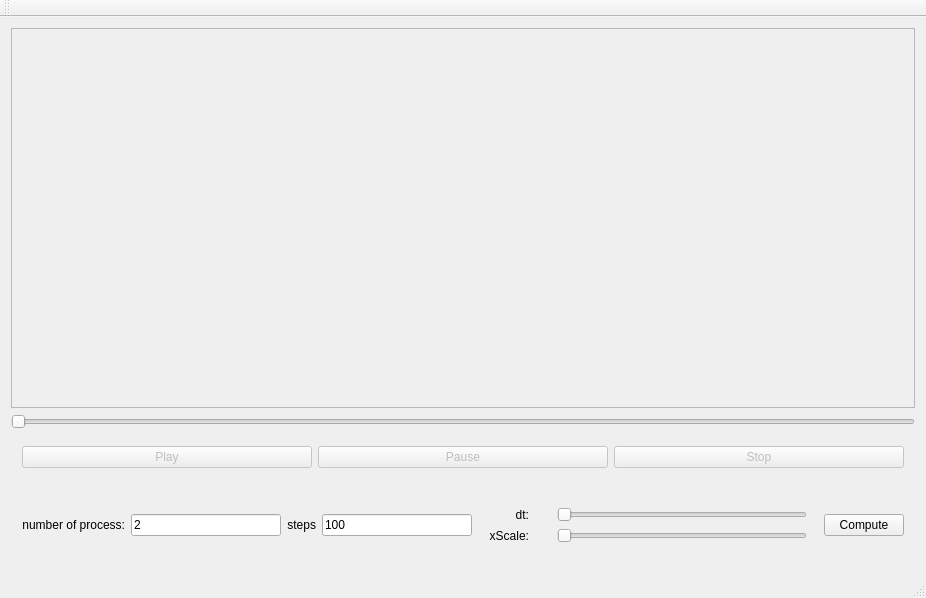
Above: visualizer/mainwindow.ui from Justice01/bnb-visualizer before the change. Below: the same form after it.
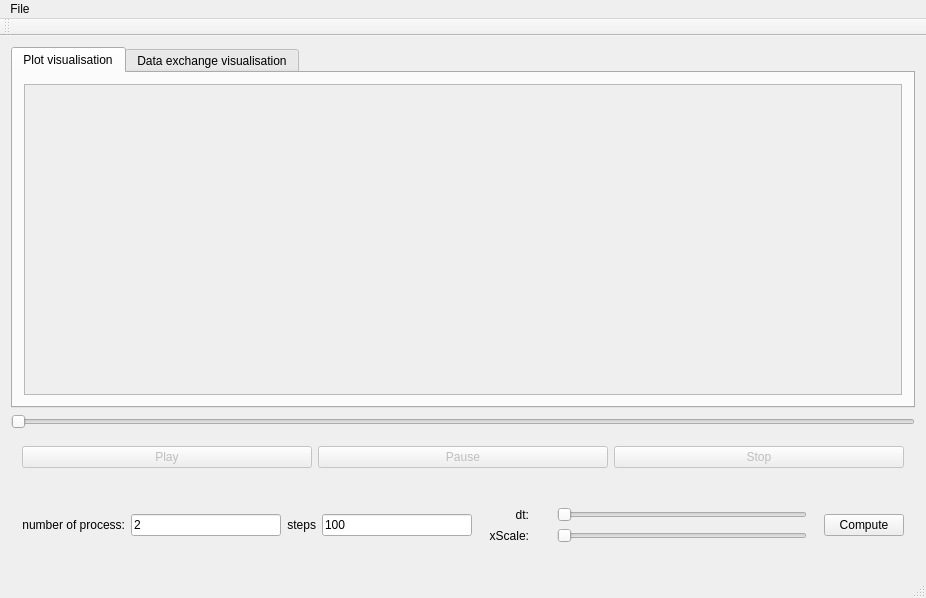
That is the form after the change.

The edit to the form file:
```diff
--- a/visualizer/mainwindow.ui
+++ b/visualizer/mainwindow.ui
@@ -18,6 +18,16 @@
     <item row="0" column="0">
      <layout class="QVBoxLayout" name="verticalLayout">
       <item>
+       <widget class="QTabWidget" name="tabWidget">
+        <property name="currentIndex">
+         <number>0</number>
+        </property>
+        <widget class="QWidget" name="PlotTab">
+         <attribute name="title">
+          <string>Plot visualisation</string>
+         </attribute>
+         <layout class="QVBoxLayout" name="verticalLayout_4">
+          <item>
        <widget class="QScrollArea" name="scrollArea">
         <property name="widgetResizable">
          <bool>true</bool>
@@ -27,8 +37,8 @@
           <rect>
            <x>0</x>
            <y>0</y>
-           <width>904</width>
-           <height>355</height>
+               <width>882</width>
+               <height>304</height>
           </rect>
          </property>
          <layout class="QGridLayout" name="gridLayout">
@@ -39,6 +49,20 @@
         </widget>
        </widget>
       </item>
+         </layout>
+        </widget>
+        <widget class="QWidget" name="ExchangeTab">
+         <attribute name="title">
+          <string>Data exchange visualisation</string>
+         </attribute>
+         <layout class="QGridLayout" name="gridLayout_2">
+          <item row="0" column="0">
+           <widget class="QGraphicsView" name="graphicsView"/>
+          </item>
+         </layout>
+        </widget>
+       </widget>
+      </item>
       <item>
        <widget class="QSlider" name="horizontalSlider">
         <property name="enabled">
@@ -227,6 +251,13 @@
      <height>27</height>
     </rect>
    </property>
+   <widget class="QMenu" name="menuFile">
+    <property name="title">
+     <string>File</string>
+    </property>
+    <addaction name="actionLoad_trace"/>
+   </widget>
+   <addaction name="menuFile"/>
   </widget>
   <widget class="QToolBar" name="mainToolBar">
    <attribute name="toolBarArea">
```
Left out of the diff: 11 changed lines with no effect on the pictures. Lines whose indentation alone changed are shown as unchanged.
